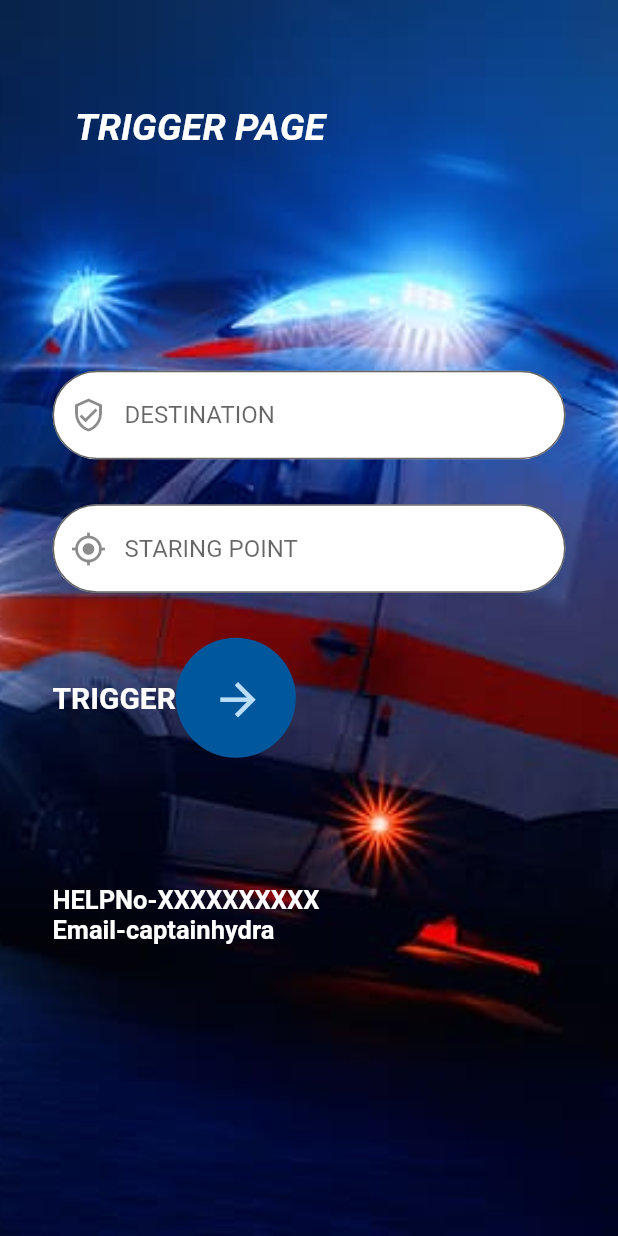
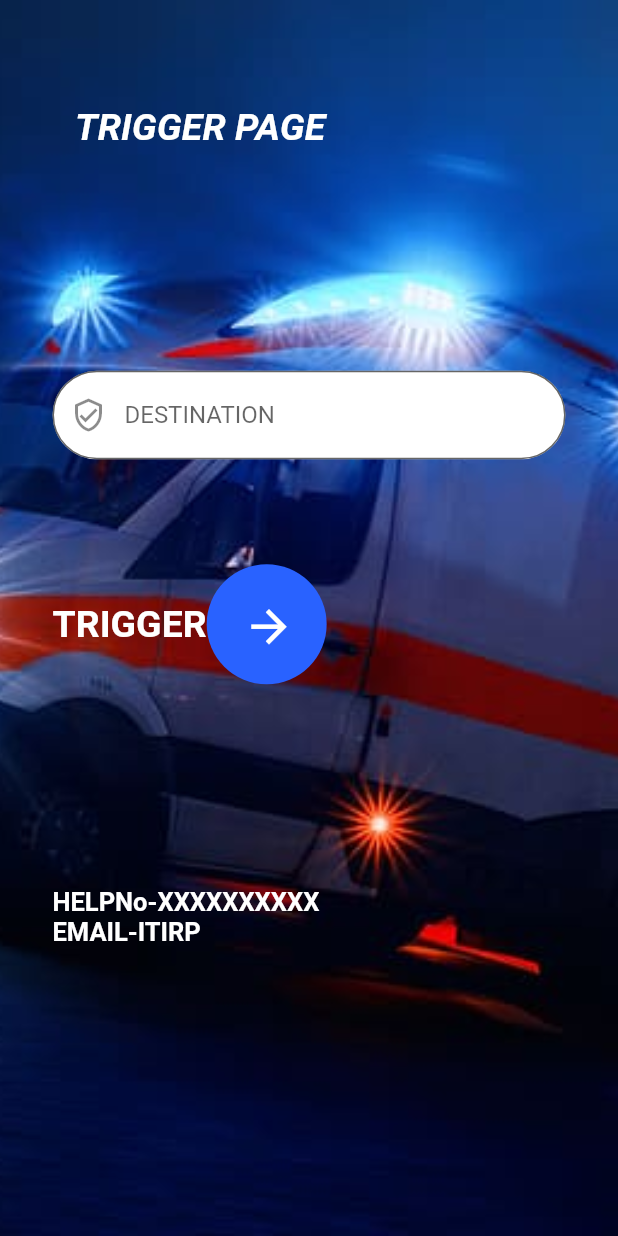
Before and after one commit to anirbanpal2002/appi, a Flutter app: the MyTrigger screen opened by its route, on a phone screen of 412 x 824 dp. Run offline on Flutter 3.47's test engine with Material 2 defaults, Android fonts, the light colour scheme and no system bars; our stand-ins replace cloud_firestore, firebase_auth, firebase_core, google_sign_in, location; accounts and stored records are empty; network calls fail.

Commit message:
20092001

```diff
--- a/lib/Registration.dart
+++ b/lib/Registration.dart
@@ -332,7 +332,7 @@ class _MyRegistrationState extends State<MyRegistration> {
 
                     //icon: Icon(Icons.arrow_forward),
                     Text(
-                      'HELPNo-XXXXXXXXXX \nEmail-captainhydra',
+                      'HELPNo-XXXXXXXXXX \nEMAIL-ITIRP',
                       style: TextStyle(
                         color: Colors.white,
                         fontSize: 17,
--- a/lib/Trigger.dart
+++ b/lib/Trigger.dart
@@ -1,5 +1,6 @@
 import 'package:flutter/cupertino.dart';
 import 'package:flutter/material.dart';
+import 'package:appi/gps.dart';
 //import 'package:location/location.dart';
 
 class MyTrigger extends StatefulWidget {
@@ -50,17 +51,17 @@ class _MyTriggerState extends State<MyTrigger> {
                     const SizedBox(
                       height: 30,
                     ),
-                    TextField(
-                      decoration: InputDecoration(
-                          fillColor: Colors.white,
-                          filled: true,
-                          hintText: 'STARING POINT',
-                          prefixIcon: const Icon(Icons.gps_fixed),
-                          border: OutlineInputBorder(
-                              borderRadius: BorderRadius.circular(30))),
-                    ),
+                    // TextField(
+                    //   decoration: InputDecoration(
+                    //       fillColor: Colors.white,
+                    //       filled: true,
+                    //       hintText: 'STARING POINT',
+                    //       prefixIcon: const Icon(Icons.gps_fixed),
+                    //       border: OutlineInputBorder(
+                    //           borderRadius: BorderRadius.circular(30))),
+                    // ),
                     const SizedBox(
-                      height: 30,
+                      height: 40,
                     ),
                     Row(
                       children: [
@@ -75,21 +76,27 @@ class _MyTriggerState extends State<MyTrigger> {
                           'TRIGGER',
                           style: TextStyle(
                               color: Colors.white,
-                              fontSize: 20,
+                              fontSize: 25,
                               fontWeight: FontWeight.bold),
                         ),
                         CircleAvatar(
                           child: IconButton(
-                            onPressed: () {},
+                            onPressed: () {
+                              Navigator.push(
+                                  context,
+                                  MaterialPageRoute(
+                                      builder: (context) => const Gps()));
+                            },
                             //new Text('',style: TextStyle(color: Colors.white,fontSize: 25,fontWeight:FontWeight.bold
                             //),),
                             icon: const Icon(
                               Icons.arrow_forward,
                               size: 35,
+                              color: Colors.white,
                             ),
                           ),
                           radius: 40,
-                          backgroundColor: const Color(0xFF01579B),
+                          backgroundColor: Colors.blueAccent.shade700,
                         ),
                       ],
                     ),
@@ -131,11 +138,11 @@ class _MyTriggerState extends State<MyTrigger> {
                       ],
                     ),
                     const SizedBox(
-                      height: 35,
+                      height: 85,
                     ),
                     Row(children: const [
                       Text(
-                        'HELPNo-XXXXXXXXXX \nEmail-captainhydra',
+                        'HELPNo-XXXXXXXXXX \nEMAIL-ITIRP',
                         style: TextStyle(
                           color: Colors.white,
                           fontSize: 17,
--- a/lib/main.dart
+++ b/lib/main.dart
@@ -15,7 +15,7 @@ Future<void> main() async {
   );
   runApp(
     MaterialApp(
-      home: const Gps(),
+      home: const SplashScreen(),
       debugShowCheckedModeBanner: false,
       routes: {
         'Registration': (context) => const MyRegistration(),
--- a/pubspec.yaml
+++ b/pubspec.yaml
@@ -39,6 +39,8 @@ dependencies:
   firebase_storage: ^10.2.9
   path_provider: ^2.0.9
   location: ^4.3.0
+  google_sign_in: ^5.2.4
+  firebase_auth: ^3.3.11
 
 dev_dependencies:
   flutter_test:
```
Also changed, not shown: lib/Login.dart (+52 -3 lines), lib/gps.dart (+18 -2 lines), pubspec.lock, 1 other file.
